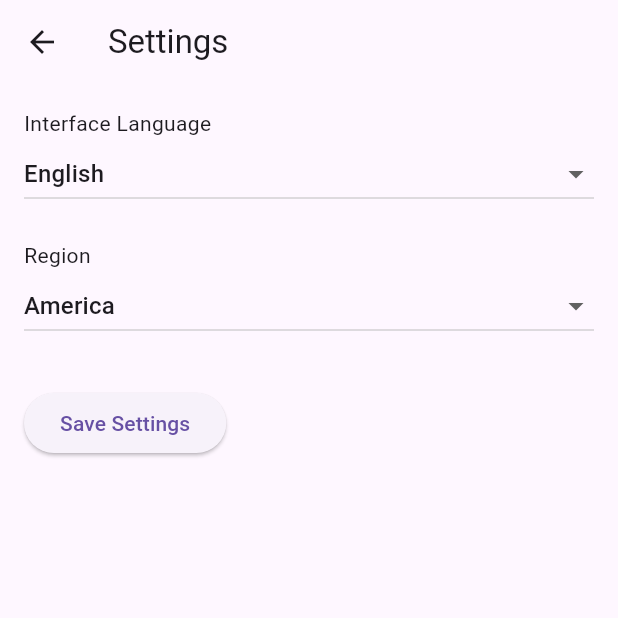
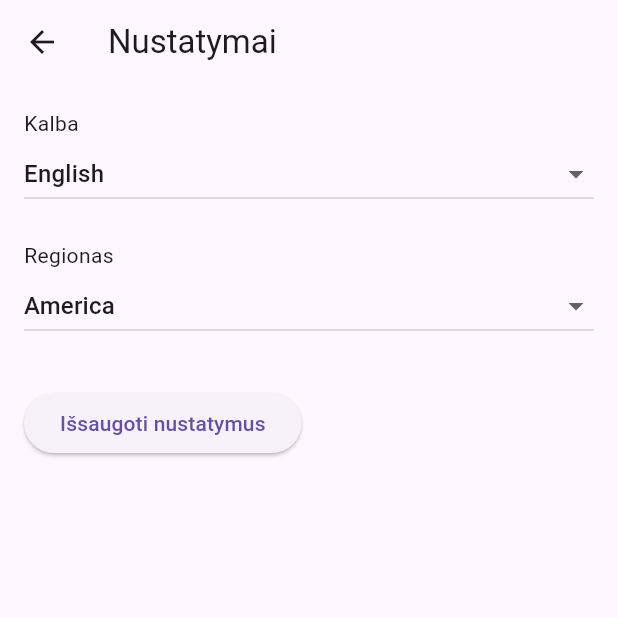
Before and after one commit to JustAnyones/obfusca-extension, a Flutter app: the SettingsPage screen opened directly, on a phone screen of 412 x 824 dp, the top half of it. Run offline on Flutter 3.47's test engine with Material 3 defaults, Android fonts, the phone set to English and light mode, and no system bars; our stand-ins replace csv, shared_preferences; accounts and stored records are empty; generated files the repository leaves out were written again.

Commit message:
Prepare to support localization

```diff
--- /dev/null
+++ b/l10n.yaml
@@ -0,0 +1,3 @@
+arb-dir: lib/l10n
+template-arb-file: app_en.arb
+output-localization-file: app_localizations.dart
--- /dev/null
+++ b/lib/l10n/app_lt.arb
@@ -0,0 +1,13 @@
+{
+    "helloWorld": "Sveikas pasauli!",
+
+    "ext_title": "Vardų generavimo įskiepis",
+
+    "settings_title": "Nustatymai",
+    "setting_locale_title": "Kalba",
+    "setting_locale_hint": "Pasirinkite kalbą",
+    "setting_region_title": "Regionas",
+    "setting_region_hint": "Pasirinkite regioną",
+    "settings_save_button": "Išsaugoti nustatymus",
+    "settings_saved_popup": "Nustatymai išsaugoti!"
+}
--- a/lib/settings.dart
+++ b/lib/settings.dart
@@ -1,5 +1,6 @@
 import 'package:flutter/material.dart';
 import 'package:shared_preferences/shared_preferences.dart';
+import 'package:flutter_gen/gen_l10n/app_localizations.dart';
 
 enum Language { English, Lithuanian }
 
@@ -67,26 +68,28 @@ class _SettingsPageState extends State<SettingsPage> {
       SettingsState.KEY_REGION,
       _selectedRegion ?? regions[0],
     );
-    ScaffoldMessenger.of(
-      context,
-    ).showSnackBar(SnackBar(content: Text('Settings saved!')));
+    ScaffoldMessenger.of(context).showSnackBar(
+      SnackBar(
+        content: Text(AppLocalizations.of(context)!.settings_saved_popup),
+      ),
+    );
   }
 
   @override
   Widget build(BuildContext context) {
     return Scaffold(
-      appBar: AppBar(title: Text('Settings')),
+      appBar: AppBar(title: Text(AppLocalizations.of(context)!.settings_title)),
       body: Padding(
         padding: const EdgeInsets.all(16.0),
         child: Column(
           crossAxisAlignment: CrossAxisAlignment.start,
           children: [
             // Language
-            Text('Interface Language'),
+            Text(AppLocalizations.of(context)!.setting_locale_title),
             DropdownButton<String>(
               isExpanded: true,
               value: _selectedLanguage,
-              hint: Text('Choose Interface Language'),
+              hint: Text(AppLocalizations.of(context)!.setting_locale_hint),
               onChanged: (String? newValue) {
                 setState(() {
                   _selectedLanguage = newValue;
@@ -103,11 +106,11 @@ class _SettingsPageState extends State<SettingsPage> {
             SizedBox(height: 20),
 
             // Region
-            Text('Region'),
+            Text(AppLocalizations.of(context)!.setting_region_title),
             DropdownButton<String>(
               isExpanded: true,
               value: _selectedRegion,
-              hint: Text('Choose Region'),
+              hint: Text(AppLocalizations.of(context)!.setting_region_hint),
               onChanged: (String? newValue) {
                 setState(() {
                   _selectedRegion = newValue;
@@ -126,7 +129,7 @@ class _SettingsPageState extends State<SettingsPage> {
               onPressed: () {
                 _saveSettings();
               },
-              child: Text('Save Settings'),
+              child: Text(AppLocalizations.of(context)!.settings_save_button),
             ),
           ],
         ),
--- a/pubspec.yaml
+++ b/pubspec.yaml
@@ -36,6 +36,9 @@ dependencies:
   # The following adds the Cupertino Icons font to your application.
   # Use with the CupertinoIcons class for iOS style icons.
   cupertino_icons: ^1.0.8
+  flutter_localizations:
+    sdk: flutter
+  intl: any
 
 dev_dependencies:
   flutter_test:
@@ -53,6 +56,7 @@ dev_dependencies:
 
 # The following section is specific to Flutter packages.
 flutter:
+  generate: true
   assets:
     - assets/EngNames.csv
     - assets/EngSur.csv
```
Also changed, not shown: lib/l10n/app_en.arb (added, +26 -0 lines), lib/main.dart (+12 -2 lines), pubspec.lock, 1 other file.
